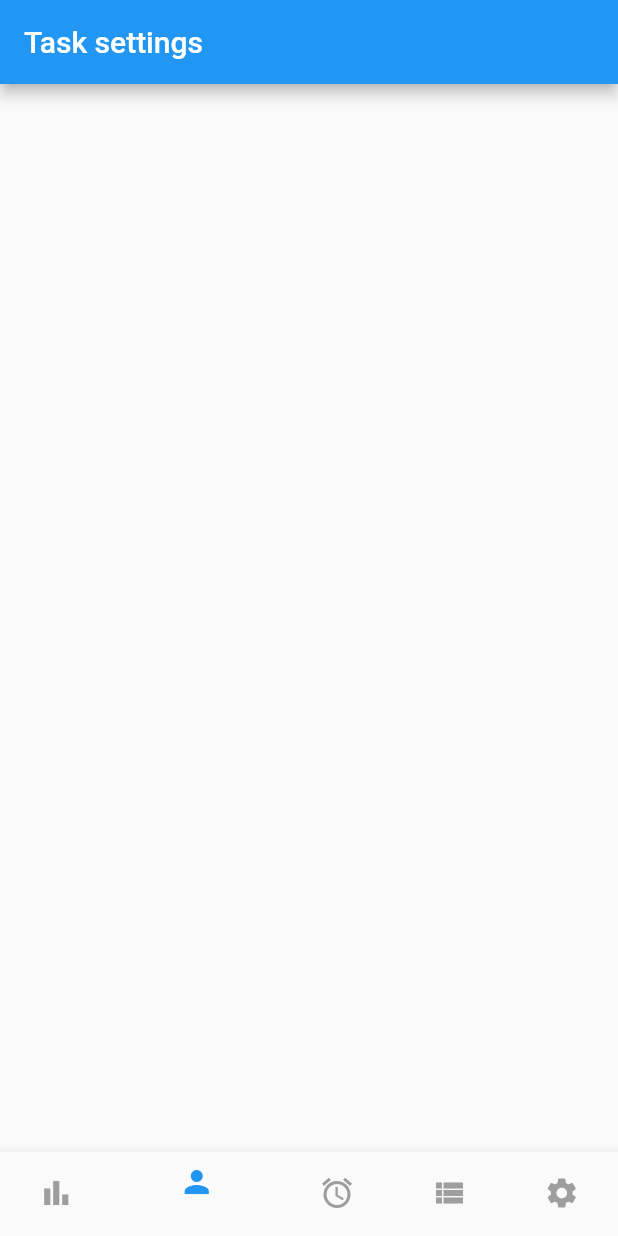
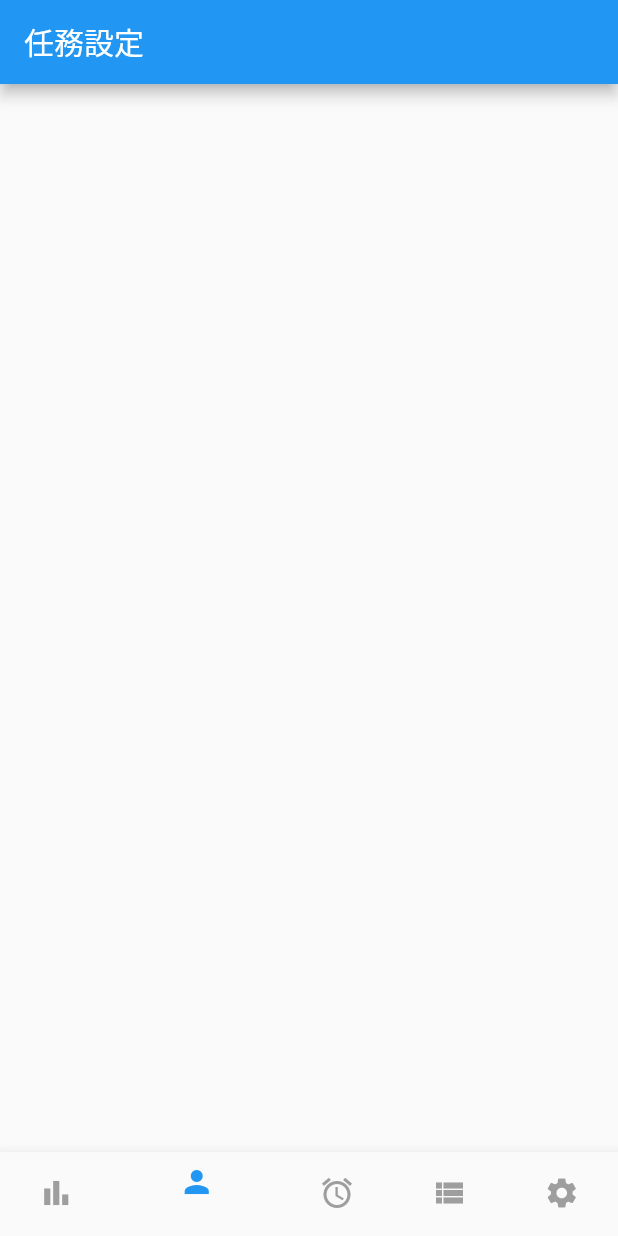
Before and after one commit to qqdog1/task_manager, a Flutter app: the screen it shows after launch, item 2 of the bottom bar chosen, on a phone screen of 412 x 824 dp. Run offline on Flutter 3.47's test engine with Material 2 defaults, Android fonts, the phone set to English and light mode, and no system bars.

Commit message:
全中文 移除右上角debug

```diff
--- a/lib/page/daily_summary_page.dart
+++ b/lib/page/daily_summary_page.dart
@@ -30,7 +30,7 @@ class _DailySummaryPageState extends State<DailySummaryPage> {
   Widget build(BuildContext context) {
     return Scaffold(
       appBar: AppBar(
-        title: const Text('Daily Summary'),
+        title: const Text('今日進度'),
       ),
       body: dataList.isEmpty
           ? const Center(child: CircularProgressIndicator())
--- a/lib/page/notification_page.dart
+++ b/lib/page/notification_page.dart
@@ -8,7 +8,7 @@ class NotificationPage extends StatelessWidget {
   Widget build(BuildContext context) {
     return Scaffold(
       appBar: AppBar(
-        title: const Text('Notification'),
+        title: const Text('提醒'),
       ),
     );
   }
--- a/lib/page/settings_page.dart
+++ b/lib/page/settings_page.dart
@@ -8,7 +8,7 @@ class SettingsPage extends StatelessWidget {
   Widget build(BuildContext context) {
     return Scaffold(
       appBar: AppBar(
-        title: const Text('Settings'),
+        title: const Text('設定'),
       ),
     );
   }
--- a/lib/page/task_manager.dart
+++ b/lib/page/task_manager.dart
@@ -7,7 +7,8 @@ class TaskManager extends StatelessWidget {
   @override
   Widget build(BuildContext context) {
     return const MaterialApp(
-      title: 'Task Manager',
+      debugShowCheckedModeBanner: false,
+      title: '人生好難',
       home: LogoPage(),
     );
   }
--- a/lib/page/task_settings_page.dart
+++ b/lib/page/task_settings_page.dart
@@ -8,7 +8,7 @@ class TaskSettingsPage extends StatelessWidget {
   Widget build(BuildContext context) {
     return Scaffold(
       appBar: AppBar(
-        title: const Text('Task settings'),
+        title: const Text('任務設定'),
       ),
     );
   }
--- a/lib/page/total_sumary_page.dart
+++ b/lib/page/total_sumary_page.dart
@@ -8,7 +8,7 @@ class TotalSummaryPage extends StatelessWidget {
   Widget build(BuildContext context) {
     return Scaffold(
       appBar: AppBar(
-        title: const Text('Total summary'),
+        title: const Text('鑑往知來'),
       ),
     );
   }
```
